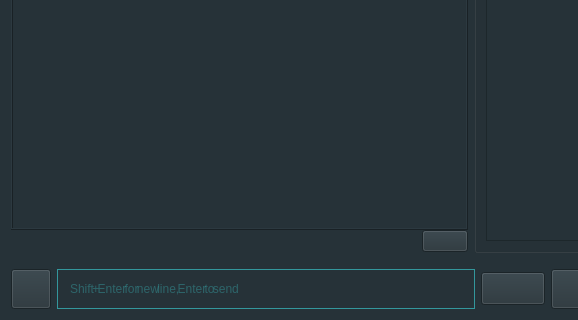
This is assets/ui/chat_client.ui in Victor-Nikliaiev/messager as Qt 5 draws it before an edit; both pictures show x 0 to 578 and y 156 to 476 of the 681 by 476 pixel window. The edited form follows.
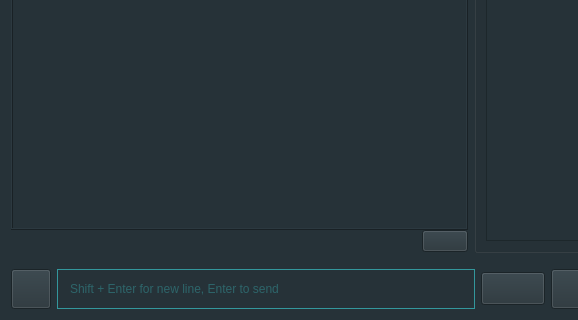
This is the edited form. Icons and pictures are not drawn.

Commit message: Fixed up fonts and other stuff

```diff
--- a/assets/ui/chat_client.ui
+++ b/assets/ui/chat_client.ui
@@ -21,11 +21,10 @@
    <string notr="true">QWidget {
 	color: #33979c;
 	background-color: #263238;
+	word-spacing: normal;
 }
 
-QListWidget QLabel {
-	font-family: &quot;Noto Color Emoji&quot;;
-}</string>
+ </string>
   </property>
   <layout class="QVBoxLayout" name="verticalLayout">
    <item>
@@ -312,9 +311,7 @@
        </property>
        <property name="styleSheet">
         <string notr="true">padding-left: 10px;
-position: fixed;
-border: 1px solid #33979c;
-word-spacing: -5px;</string>
+border: 1px solid #33979c;</string>
        </property>
        <property name="echoMode">
         <enum>QLineEdit::EchoMode::Normal</enum>
```
Left out of the diff: 5 changed lines with no effect on the pictures. The commit also changes 6 other files.
